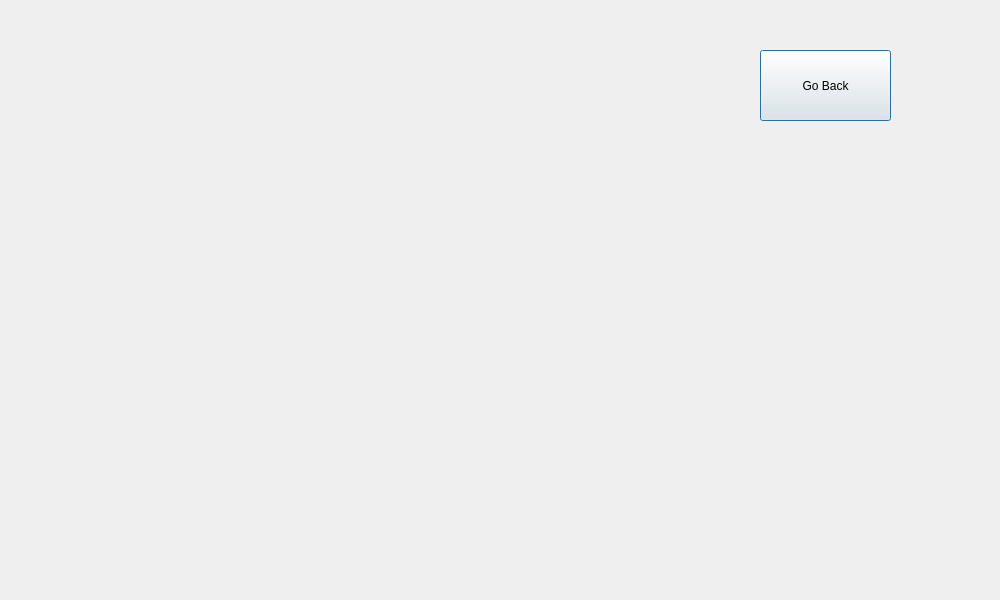
jbento12/projectESRG, file src/guihistory.ui: the form before one commit.
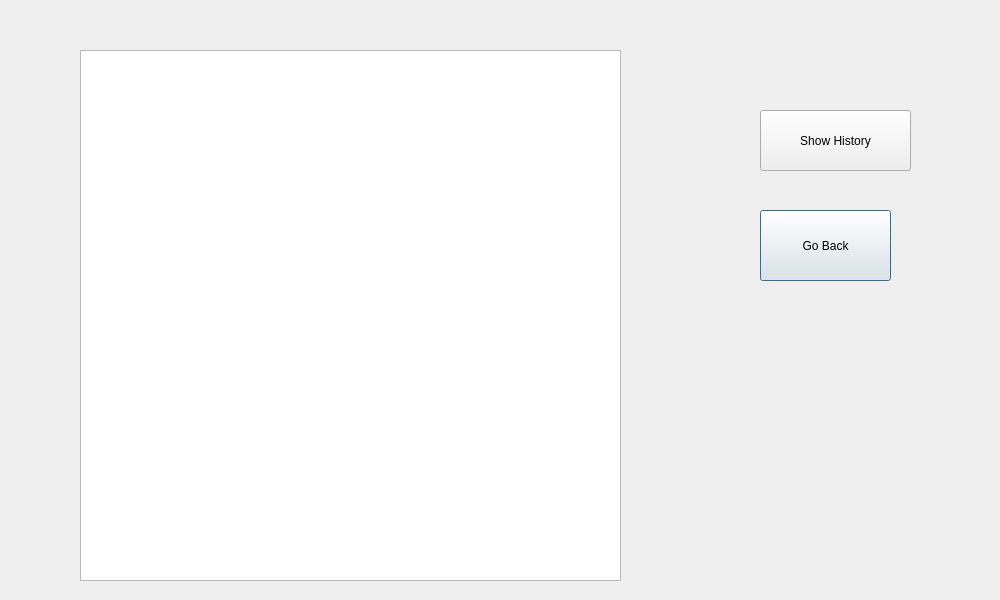
The form after the commit.

Commit message: history done mate

The edit to the form file:
```diff
--- a/src/guihistory.ui
+++ b/src/guihistory.ui
@@ -17,7 +17,7 @@
    <property name="geometry">
     <rect>
      <x>760</x>
-     <y>50</y>
+     <y>210</y>
      <width>131</width>
      <height>71</height>
     </rect>
@@ -26,6 +26,29 @@
     <string>Go Back</string>
    </property>
   </widget>
+  <widget class="QPushButton" name="push_history">
+   <property name="geometry">
+    <rect>
+     <x>760</x>
+     <y>110</y>
+     <width>151</width>
+     <height>61</height>
+    </rect>
+   </property>
+   <property name="text">
+    <string>Show History</string>
+   </property>
+  </widget>
+  <widget class="QListWidget" name="list_history">
+   <property name="geometry">
+    <rect>
+     <x>80</x>
+     <y>50</y>
+     <width>541</width>
+     <height>531</height>
+    </rect>
+   </property>
+  </widget>
  </widget>
  <resources/>
  <connections/>
```
The commit also changes 5 other files.
